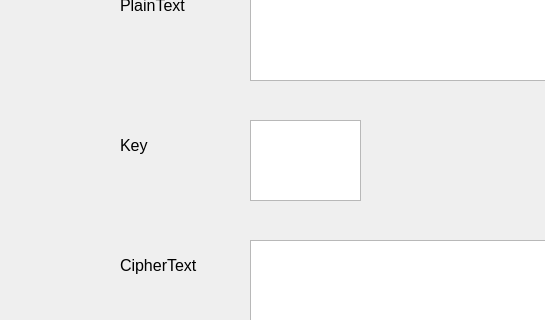
Above: Lab_03/ui/Caesar.ui from Trung0btCode/LeQuocTrung_2280603443 before the change; both pictures show x 0 to 545 and y 110 to 430 of the 800 by 600 pixel window. Below: the same form after it.
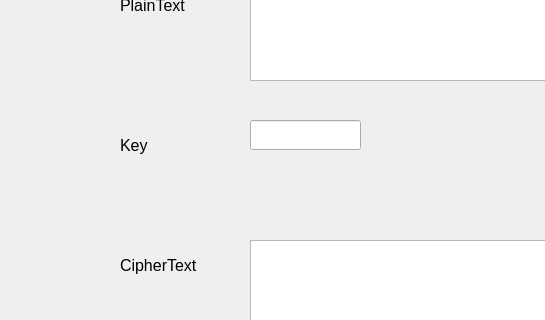
That is the form after the change.

Diff of the .ui file:
```diff
--- a/Lab_03/ui/Caesar.ui
+++ b/Lab_03/ui/Caesar.ui
@@ -78,13 +78,13 @@
      </rect>
     </property>
    </widget>
-   <widget class="QPlainTextEdit" name="txt_key">
+   <widget class="QLineEdit" name="txt_key">
     <property name="geometry">
      <rect>
       <x>250</x>
       <y>230</y>
       <width>111</width>
-      <height>81</height>
+      <height>30</height>
      </rect>
     </property>
    </widget>
```
Left out of the diff: 4 changed lines with no effect on the pictures.
